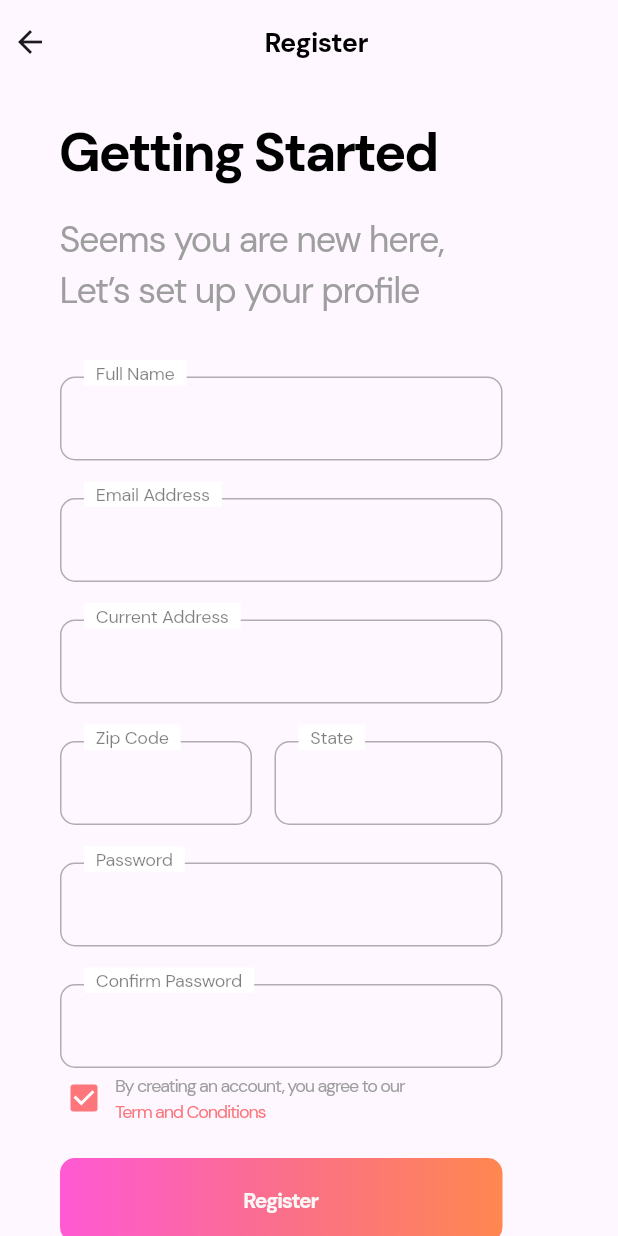
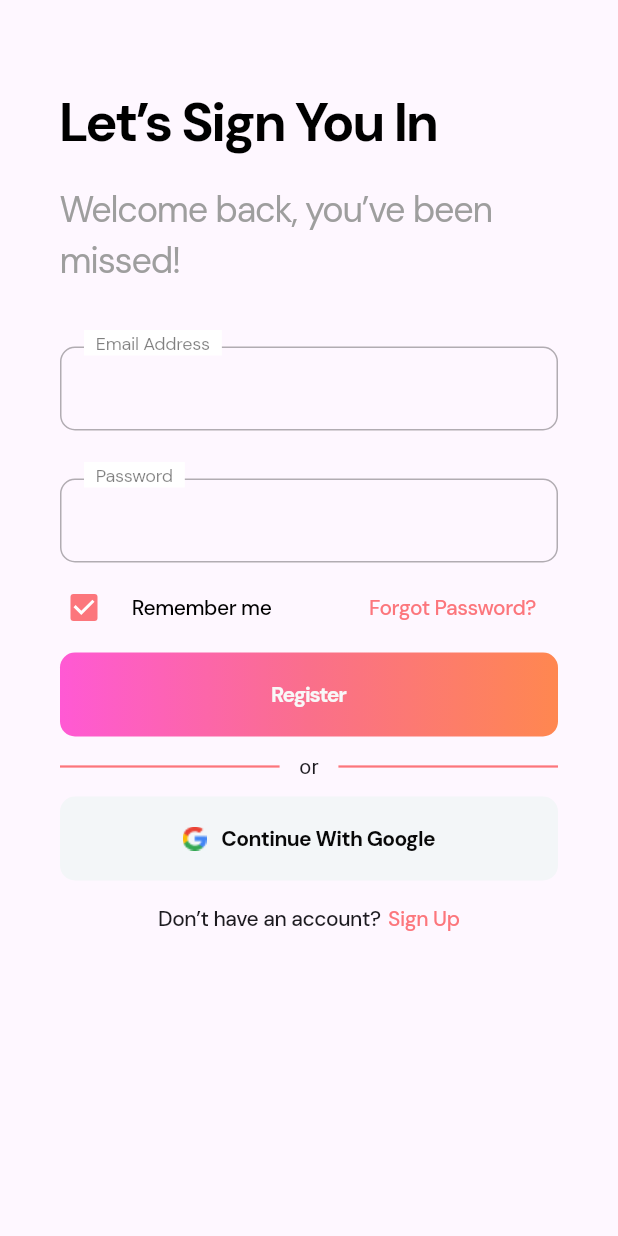
Before and after one commit to miraj98hossain/slashed, a Flutter app: the screen it shows after launch, on a phone screen of 412 x 824 dp. Run offline on Flutter 3.47's test engine with Material 3 defaults, Android fonts, the phone set to English and light mode, and no system bars; our stand-ins replace google_fonts.

Commit message:
Login done

```diff
--- a/lib/main.dart
+++ b/lib/main.dart
@@ -1,4 +1,5 @@
 import 'package:flutter/material.dart';
+import 'package:slashed/screens/Login/login.dart';
 import 'package:slashed/screens/Register/register.dart';
 
 void main() {
@@ -19,7 +20,7 @@ class MyApp extends StatelessWidget {
 
         useMaterial3: true,
       ),
-      home: const Register(),
+      home: const LoginScreen(),
     );
   }
 }
--- /dev/null
+++ b/lib/screens/Login/login.dart
@@ -0,0 +1,232 @@
+import 'package:flutter/material.dart';
+import 'package:google_fonts/google_fonts.dart';
+import 'package:slashed/screens/Register/register.dart';
+import 'package:slashed/screens/Register/widgets/CustomTextField.dart';
+
+class LoginScreen extends StatelessWidget {
+  const LoginScreen({super.key});
+
+  @override
+  Widget build(BuildContext context) {
+    return Scaffold(
+      appBar: AppBar(
+        // leading: IconButton(
+        //   onPressed: () {
+        //     Navigator.push(context, MaterialPageRoute(builder: (context) => const Register()));
+        //   },
+        //   icon: const Icon(
+        //     Icons.arrow_back,
+        //   ),
+        // ),
+      ),
+      body: Container(
+        margin: const EdgeInsets.symmetric(horizontal: 40),
+        child: Column(
+          crossAxisAlignment: CrossAxisAlignment.start,
+          children: [
+            Text(
+              "Let’s Sign You In",
+              style: GoogleFonts.dmSans(
+                  fontSize: 36,
+                  fontWeight: FontWeight.w700,
+                  fontStyle: FontStyle.normal,
+                  letterSpacing: -1.6,
+                  color: Colors.black),
+            ),
+            const SizedBox(
+              height: 16,
+            ),
+            Text(
+              "Welcome back, you’ve been missed!",
+              style: GoogleFonts.dmSans(
+                  fontSize: 24,
+                  fontWeight: FontWeight.w400,
+                  fontStyle: FontStyle.normal,
+                  letterSpacing: -0.8,
+                  color: Colors.grey),
+            ),
+            const SizedBox(
+              height: 40,
+            ),
+            const CustomTextField(
+              width: double.maxFinite,
+              height: 56,
+              lable: "Email Address",
+              inputType: TextInputType.emailAddress,
+            ),
+            const SizedBox(
+              height: 32,
+            ),
+            const CustomTextField(
+              width: double.maxFinite,
+              height: 56,
+              lable: "Password",
+              inputType: TextInputType.emailAddress,
+            ),
+            const SizedBox(
+              height: 10,
+            ),
+            Row(
+              mainAxisAlignment: MainAxisAlignment.start,
+              children: [
+                const Checkbox(
+                    visualDensity: VisualDensity(
+                      horizontal: -4.0, // Adjust the width
+                      vertical: -2.0, // Adjust the height
+                    ),
+                    checkColor: Colors.white,
+                    fillColor: MaterialStatePropertyAll(Color(0xFFFC767C)),
+                    value: true,
+                    onChanged: null),
+                const SizedBox(
+                  width: 16,
+                ),
+                Text(
+                  "Remember me",
+                  style: GoogleFonts.dmSans(
+                      fontSize: 14,
+                      fontWeight: FontWeight.w500,
+                      fontStyle: FontStyle.normal,
+                      letterSpacing: -0.3,
+                      color: Colors.black),
+                ),
+                const SizedBox(
+                  width: 65,
+                ),
+                Text(
+                  "Forgot Password?",
+                  style: GoogleFonts.dmSans(
+                    fontSize: 14,
+                    fontWeight: FontWeight.w500,
+                    fontStyle: FontStyle.normal,
+                    letterSpacing: -0.3,
+                    color: const Color(0xFFFC767C),
+                  ),
+                )
+              ],
+            ),
+            const SizedBox(
+              height: 10,
+            ),
+            Container(
+              height: 56,
+              width: double.maxFinite,
+              decoration: BoxDecoration(
+                gradient: const LinearGradient(colors: [
+                  Color(0xFFFF59D4),
+                  Color(0xFFFA6F8B),
+                  Color(0xFFFF8750),
+                ]),
+                borderRadius: BorderRadius.circular(10.0),
+              ),
+              child: Center(
+                child: Text(
+                  "Register",
+                  style: GoogleFonts.dmSans(
+                      fontSize: 14,
+                      fontWeight: FontWeight.w700,
+                      fontStyle: FontStyle.normal,
+                      letterSpacing: -0.8,
+                      color: const Color.fromARGB(255, 248, 248, 248)),
+                ),
+              ),
+            ),
+            const SizedBox(
+              height: 10,
+            ),
+            const Row(
+              children: [
+                Expanded(
+                  child: Divider(
+                    thickness: 1.5,
+                    color: Color(0xFFFC767C),
+                    height: 20,
+                    indent: 0,
+                    endIndent: 5,
+                  ),
+                ),
+                Padding(
+                  padding: EdgeInsets.symmetric(horizontal: 8.0),
+                  child: Text("or"),
+                ),
+                Expanded(
+                  child: Divider(
+                    thickness: 1.5,
+                    color: Color(0xFFFC767C),
+                    height: 20,
+                    indent: 5,
+                    endIndent: 0,
+                  ),
+                ),
+              ],
+            ),
+            const SizedBox(
+              height: 10,
+            ),
+            Container(
+              height: 56,
+              width: double.maxFinite,
+              decoration: BoxDecoration(
+                color: const Color(0xFFF3F6F8),
+                borderRadius: BorderRadius.circular(10.0),
+              ),
+              child: Center(
+                child: Row(
+                  mainAxisAlignment: MainAxisAlignment.center,
+                  children: [
+                    const Image(image: AssetImage("assets/icons/Logo Google.jpg")),
+                    const SizedBox(
+                      width: 10,
+                    ),
+                    Text(
+                      "Continue With Google",
+                      style: GoogleFonts.dmSans(
+                          fontSize: 14,
+                          fontWeight: FontWeight.w700,
+                          fontStyle: FontStyle.normal,
+                          letterSpacing: -0.4,
+                          color: const Color.fromARGB(255, 8, 8, 8)),
+                    ),
+                  ],
+                ),
+              ),
+            ),
+            const SizedBox(height: 15,),
+            Row(
+              mainAxisAlignment: MainAxisAlignment.center,
+              children: [
+                Text(
+                  "Don’t have an account?",
+                  style: GoogleFonts.dmSans(
+                      fontSize: 14,
+                      fontWeight: FontWeight.w500,
+                      fontStyle: FontStyle.normal,
+                      letterSpacing: -0.3,
+                  )
+                ),
+                const SizedBox(width: 5,),
+                GestureDetector(
+                  onTap: () {
+                    Navigator.push(context, MaterialPageRoute(builder: (context) => const Register()));
+                  },
+
+                  child: Text(
+                    "Sign Up",
+                    style: GoogleFonts.dmSans(
+                        fontSize: 14,
+                        fontWeight: FontWeight.w500,
+                        fontStyle: FontStyle.normal,
+                        letterSpacing: -0.3,
+                        color: const Color(0xFFFC767C),
+                    )
+                  ),
+                )
+              ]
+            )
+
+          ],
+        ),
+      ),
+    );
+  }
+}
--- a/lib/screens/Register/register.dart
+++ b/lib/screens/Register/register.dart
@@ -1,5 +1,6 @@
 import 'package:flutter/material.dart';
 import 'package:google_fonts/google_fonts.dart';
+import 'package:slashed/screens/Login/login.dart';
 import 'package:slashed/screens/Register/widgets/CustomTextField.dart';
 
 class Register extends StatelessWidget {
@@ -10,7 +11,9 @@ class Register extends StatelessWidget {
     return Scaffold(
       appBar: AppBar(
         leading: IconButton(
-          onPressed: () {},
+          onPressed: () {
+            Navigator.pop(context);
+          },
           icon: const Icon(
             Icons.arrow_back,
           ),
@@ -76,7 +79,7 @@ class Register extends StatelessWidget {
                   children: [
                     CustomTextField(
                       height: 56,
-                      width: 295,
+                      width: double.maxFinite,
                       lable: "Full Name",
                       inputType: TextInputType.name,
                     ),
@@ -85,7 +88,7 @@ class Register extends StatelessWidget {
                     ),
                     CustomTextField(
                       height: 56,
-                      width: 295,
+                      width: double.maxFinite,
                       lable: "Email Address",
                       inputType: TextInputType.emailAddress,
                     ),
@@ -94,7 +97,7 @@ class Register extends StatelessWidget {
                     ),
                     CustomTextField(
                       height: 56,
-                      width: 295,
+                      width: double.maxFinite,
                       lable: "Current Address",
                       inputType: TextInputType.name,
                     ),
@@ -113,7 +116,7 @@ class Register extends StatelessWidget {
                       ),
                       CustomTextField(
                         height: 56,
-                        width: 152,
+                        width: 185,
                         lable: "State",
                         inputType: TextInputType.name,
                       ),
@@ -123,7 +126,7 @@ class Register extends StatelessWidget {
                     ),
                     CustomTextField(
                       height: 56,
-                      width: 295,
+                      width: double.maxFinite,
                       lable: "Password",
                       inputType: TextInputType.name,
                     ),
@@ -132,7 +135,7 @@ class Register extends StatelessWidget {
                     ),
                     CustomTextField(
                       height: 56,
-                      width: 295,
+                      width: double.maxFinite,
                       lable: "Confirm Password",
                       inputType: TextInputType.name,
                     ),
@@ -175,7 +178,6 @@ class Register extends StatelessWidget {
                             letterSpacing: -0.8,
                             color: const Color(0xFFFC767C)),
                       )
-
                     ],
                   )
                 ],
@@ -185,17 +187,13 @@ class Register extends StatelessWidget {
               ),
               Container(
                 height: 56,
-                width: 295,
+                width: double.maxFinite,
                 decoration: BoxDecoration(
-                  gradient: const LinearGradient(
-                    colors: [
+                  gradient: const LinearGradient(colors: [
                     Color(0xFFFF59D4),
                     Color(0xFFFA6F8B),
                     Color(0xFFFF8750),
-
-
-                    ]
-                  ),
+                  ]),
                   borderRadius: BorderRadius.circular(10.0),
                 ),
                 child: Center(
--- a/pubspec.yaml
+++ b/pubspec.yaml
@@ -60,9 +60,9 @@ flutter:
   uses-material-design: true
 
   # To add assets to your application, add an assets section, like this:
-  # assets:
-  #   - images/a_dot_burr.jpeg
-  #   - images/a_dot_ham.jpeg
+  assets:
+    - assets/images/
+    - assets/icons/
 
   # An image asset can refer to one or more resolution-specific "variants", see
   # https://flutter.dev/assets-and-images/#resolution-aware
```
Also changed, not shown: assets/icons/Logo Google.jpg (added). Lines whose indentation alone changed are shown as unchanged.
